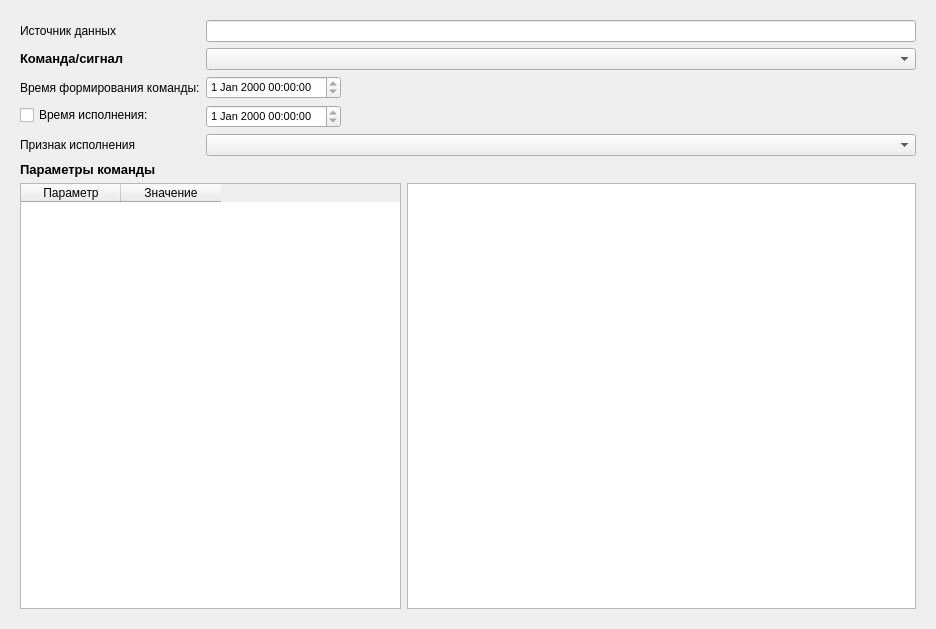
Zioba/BM, file commandsaddform.ui: the form before one commit.
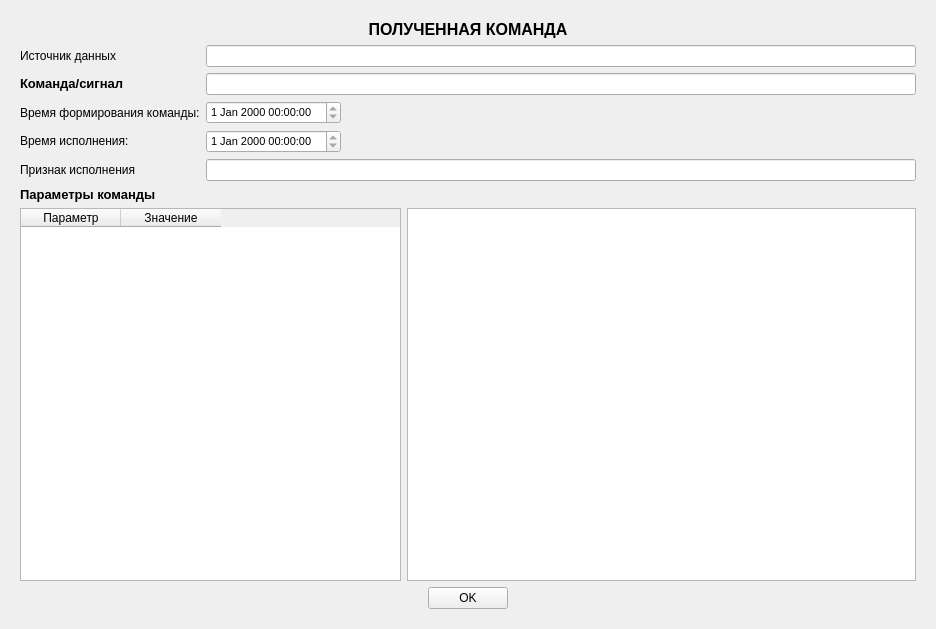
The form after the commit.

The edit to the form file:
```diff
--- a/commandsaddform.ui
+++ b/commandsaddform.ui
@@ -13,15 +13,22 @@
   <property name="windowTitle">
    <string>Form</string>
   </property>
-  <layout class="QVBoxLayout" name="verticalLayout_3">
+  <layout class="QVBoxLayout" name="verticalLayout">
    <item>
     <widget class="QStackedWidget" name="stackedWidget">
      <property name="currentIndex">
       <number>0</number>
      </property>
      <widget class="QWidget" name="page1">
-      <layout class="QVBoxLayout" name="verticalLayout">
-       <item>
+      <layout class="QGridLayout" name="gridLayout">
+       <item row="0" column="0">
+        <widget class="QLabel" name="label_2">
+         <property name="text">
+          <string>&lt;html&gt;&lt;head/&gt;&lt;body&gt;&lt;p align=&quot;center&quot;&gt;&lt;span style=&quot; font-size:12pt; font-weight:600;&quot;&gt;ПОЛУЧЕННАЯ КОМАНДА&lt;/span&gt;&lt;/p&gt;&lt;/body&gt;&lt;/html&gt;</string>
+         </property>
+        </widget>
+       </item>
+       <item row="1" column="0">
         <layout class="QFormLayout" name="formLayout">
          <item row="0" column="0">
           <widget class="QLabel" name="dataSourceLbl">
@@ -54,16 +61,6 @@
            </property>
           </widget>
          </item>
-         <item row="1" column="1">
-          <widget class="QComboBox" name="commandsSignalsBox">
-           <property name="minimumSize">
-            <size>
-             <width>300</width>
-             <height>0</height>
-            </size>
-           </property>
-          </widget>
-         </item>
          <item row="2" column="0">
           <widget class="QLabel" name="timeCreateLbl">
            <property name="font">
@@ -107,22 +104,6 @@
            </item>
           </layout>
          </item>
-         <item row="3" column="0">
-          <widget class="QCheckBox" name="timeExecBox">
-           <property name="text">
-            <string>Время исполнения:</string>
-           </property>
-           <property name="checkable">
-            <bool>true</bool>
-           </property>
-           <property name="checked">
-            <bool>false</bool>
-           </property>
-           <property name="tristate">
-            <bool>false</bool>
-           </property>
-          </widget>
-         </item>
          <item row="3" column="1">
           <layout class="QHBoxLayout" name="horizontalLayout_5">
            <item>
@@ -166,22 +147,22 @@
            </property>
           </widget>
          </item>
+         <item row="1" column="1">
+          <widget class="QLineEdit" name="commandsSignalsLine"/>
+         </item>
          <item row="4" column="1">
-          <widget class="QComboBox" name="attrExecBox">
-           <property name="enabled">
-            <bool>true</bool>
-           </property>
-           <property name="minimumSize">
-            <size>
-             <width>300</width>
-             <height>0</height>
-            </size>
+          <widget class="QLineEdit" name="attrExecLine"/>
+         </item>
+         <item row="3" column="0">
+          <widget class="QLabel" name="label">
+           <property name="text">
+            <string>&lt;html&gt;&lt;head/&gt;&lt;body&gt;&lt;p&gt;&lt;span style=&quot; font-size:9pt;&quot;&gt;Время исполнения:&lt;/span&gt;&lt;/p&gt;&lt;/body&gt;&lt;/html&gt;</string>
            </property>
           </widget>
          </item>
         </layout>
        </item>
-       <item>
+       <item row="2" column="0">
         <widget class="QLabel" name="commandLbl">
          <property name="font">
           <font>
@@ -193,7 +174,7 @@
          </property>
         </widget>
        </item>
-       <item>
+       <item row="3" column="0">
         <layout class="QHBoxLayout" name="horizontalLayout_9" stretch="3,4">
          <item>
           <widget class="QTableWidget" name="tableWidget_4">
@@ -222,6 +203,43 @@
          </item>
         </layout>
        </item>
+       <item row="4" column="0">
+        <layout class="QHBoxLayout" name="horizontalLayout">
+         <item>
+          <spacer name="horizontalSpacer_4">
+           <property name="orientation">
+            <enum>Qt::Horizontal</enum>
+           </property>
+           <property name="sizeHint" stdset="0">
+            <size>
+             <width>40</width>
+             <height>20</height>
+            </size>
+           </property>
+          </spacer>
+         </item>
+         <item>
+          <widget class="QPushButton" name="pushButton">
+           <property name="text">
+            <string>OK</string>
+           </property>
+          </widget>
+         </item>
+         <item>
+          <spacer name="horizontalSpacer_2">
+           <property name="orientation">
+            <enum>Qt::Horizontal</enum>
+           </property>
+           <property name="sizeHint" stdset="0">
+            <size>
+             <width>40</width>
+             <height>20</height>
+            </size>
+           </property>
+          </spacer>
+         </item>
+        </layout>
+       </item>
       </layout>
      </widget>
      <widget class="QWidget" name="page2">
```
